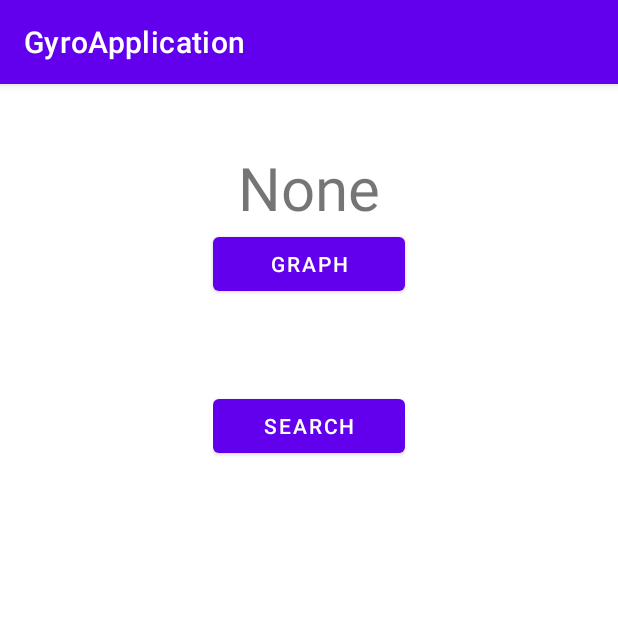
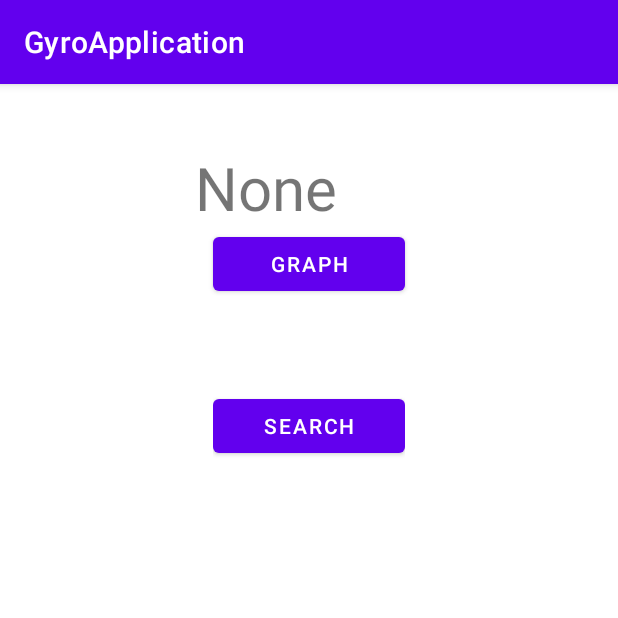
Before and after one commit to cwal1220/GyroApplication, an Android app: the ReceiveActivity screen opened directly, with no data from a screen before it, on a phone screen of 412 x 824 dp, the top half of it. Run offline under Robolectric (Android 15) with nearby library versions, the phone set to English and light mode, and no system bars.

Commit message:
[ref] add apk file and modify design

```diff
--- a/app/src/main/java/com/example/gyroapplication/ReceiveActivity.java
+++ b/app/src/main/java/com/example/gyroapplication/ReceiveActivity.java
@@ -33,6 +33,7 @@ public class ReceiveActivity extends AppCompatActivity {
     UUID BT_MODULE_UUID = UUID.fromString("00001101-0000-1000-8000-00805F9B34FB"); // "random" unique identifier
 
     TextView contextText;
+    TextView indicatorText;
     Button btnSearch;
     Button btnGraph;
     ListView listView;
@@ -84,6 +85,7 @@ public class ReceiveActivity extends AppCompatActivity {
 
         // variables
         contextText = findViewById(R.id.contextText);
+        indicatorText = findViewById(R.id.indicatorText);
         btnSearch = findViewById(R.id.btn_search);
         btnGraph = findViewById(R.id.btn_graph);
         listView = findViewById(R.id.listview);
@@ -217,7 +219,7 @@ public class ReceiveActivity extends AppCompatActivity {
             // start bluetooth communication
             if (flag) {
 //                textStatus.setText("connected to " + name);
-                connectedThread = new ConnectedThread(btSocket, contextText, receiveActivityIntent.getStringExtra("ID"));
+                connectedThread = new ConnectedThread(btSocket, contextText, indicatorText,receiveActivityIntent.getStringExtra("ID"));
                 connectedThread.start();
             }
 
--- a/app/src/main/res/layout/activity_receive.xml
+++ b/app/src/main/res/layout/activity_receive.xml
@@ -5,6 +5,8 @@
     android:layout_width="match_parent"
     android:layout_height="match_parent"
     tools:context=".ReceiveActivity">
+
+
     <LinearLayout
         android:layout_width="match_parent"
         android:layout_height="wrap_content"
@@ -18,12 +20,30 @@
             android:gravity="center"
             android:layout_marginTop="42dp"
             android:orientation="vertical">
-            <TextView
-                android:id="@+id/contextText"
-                android:layout_width="wrap_content"
-                android:layout_height="wrap_content"
-                android:text="None"
-                android:textSize="40dp"/>
+
+            <LinearLayout
+                android:layout_width="match_parent"
+                android:layout_height="match_parent"
+                android:orientation="horizontal">
+
+                <TextView
+                    android:id="@+id/contextText"
+                    android:layout_width="wrap_content"
+                    android:layout_height="wrap_content"
+                    android:text="None"
+                    android:textSize="40dp" />
+
+                <TextView
+                    android:id="@+id/indicatorText"
+                    android:layout_width="wrap_content"
+                    android:layout_height="wrap_content"
+                    android:layout_marginLeft="30px"
+                    android:text="     "
+                    android:textSize="30dp"
+                    tools:ignore="SpeakableTextPresentCheck" />
+
+            </LinearLayout>
+
         </LinearLayout>
 
         <Button
@@ -54,5 +74,6 @@
                 android:layout_height="match_parent"
                 android:scaleType="centerInside" />
         </LinearLayout>
+
     </LinearLayout>
 </androidx.constraintlayout.widget.ConstraintLayout>
```
Also changed, not shown: app/src/main/java/com/example/gyroapplication/ConnectedThread.java (+7 -5 lines).
